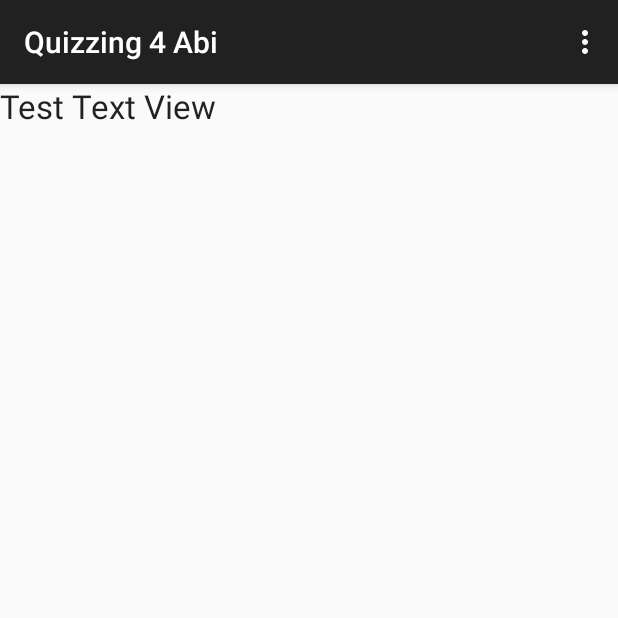
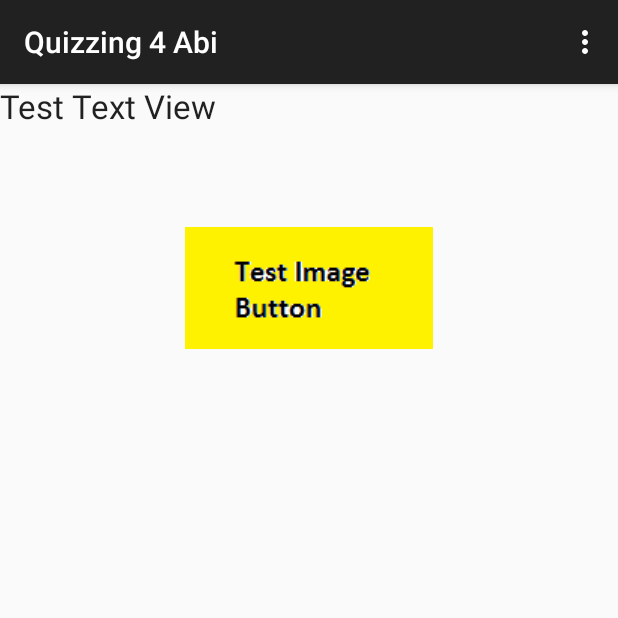
Before and after one commit to Infoabiquiz/Quizzing4Abi, an Android app: the screen it shows after launch (MainActivity), after a tap on "SHOW TEST LAYOUT", on a phone screen of 412 x 824 dp, the top half of it. Run offline under Robolectric (Android 15) with nearby library versions, the phone set to English and light mode, and no system bars.

Commit message:
Small layout changes

```diff
--- a/app/src/main/java/com/lfg/informatik/q11/quizzing4abi/MainActivity.java
+++ b/app/src/main/java/com/lfg/informatik/q11/quizzing4abi/MainActivity.java
@@ -24,6 +24,10 @@ public class MainActivity extends ActionBarActivity
         {
             case R.id.showTestLayout:
                 Test.showTestLayout(this);
+                break;
+            case R.id.imageButton:
+                setContentView(R.layout.activity_main);
+                break;
         }
     }
 
--- a/app/src/main/res/layout/test_layout.xml
+++ b/app/src/main/res/layout/test_layout.xml
@@ -10,4 +10,15 @@
         android:textAppearance="?android:attr/textAppearanceLarge"
         android:text="Test Text View"
         android:id="@+id/textView"/>
+
+    <ImageButton
+        android:layout_width="wrap_content"
+        android:layout_height="wrap_content"
+        android:id="@+id/imageButton"
+        android:layout_below="@+id/imageView"
+        android:layout_centerHorizontal="true"
+        android:layout_marginTop="66dp"
+        android:background="@mipmap/test_png"
+        android:onClick="onClick"
+        android:layout_gravity="center_horizontal"/>
 </LinearLayout>
```
Also changed, not shown: app/src/main/res/layout/activity_main.xml (+8 -0 lines), app/src/main/res/mipmap-mdpi/test_png.png (added).
